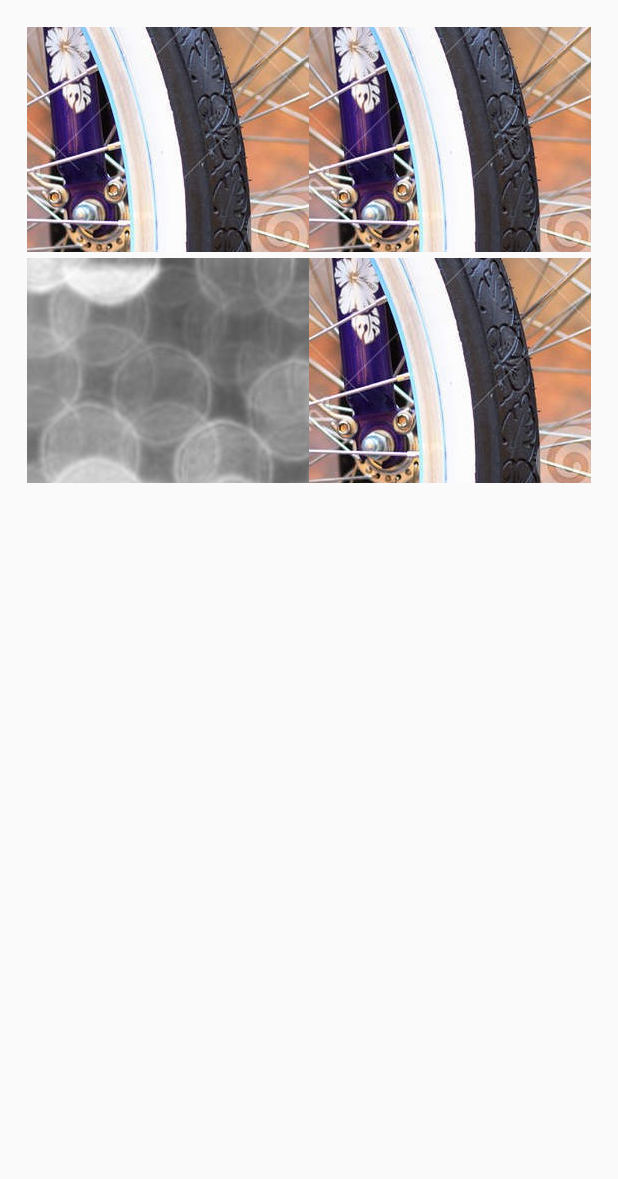
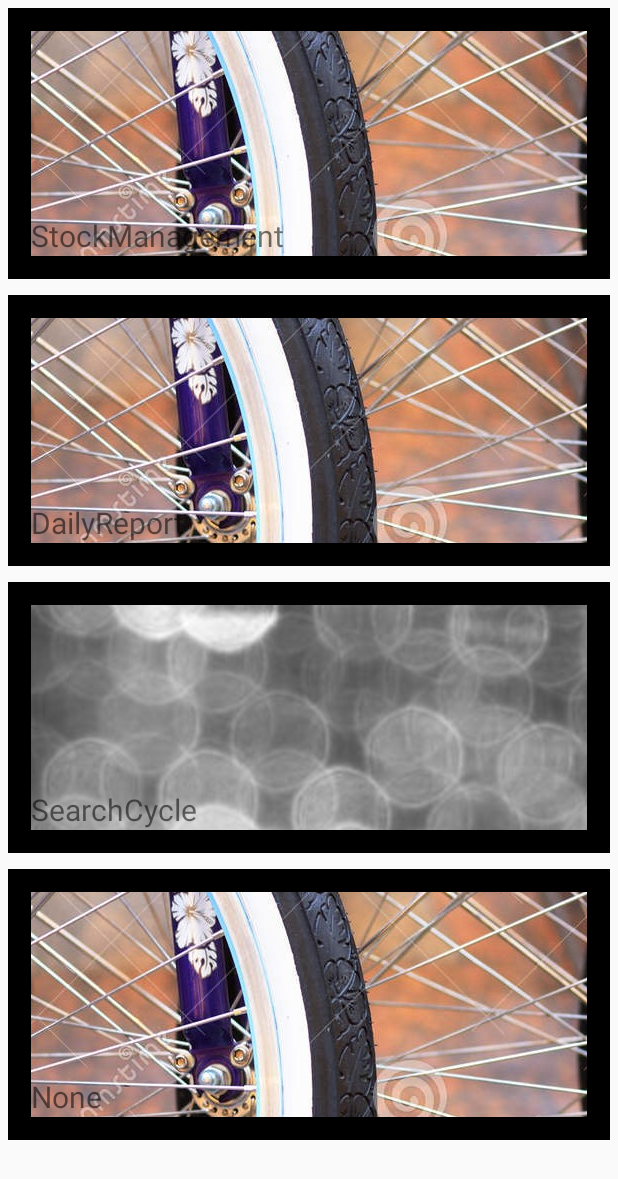
Before and after one commit to ketankk/KeshriSpares, an Android app: the screen it shows after launch (StartActivity), on a phone screen of 412 x 824 dp. Shown: the top 1179 px of the screen. Run offline under Robolectric (Android 15) with nearby library versions, the phone set to English and light mode, and no system bars; 1 statement that could not run was skipped.

```diff
--- a/Android-master/app/src/main/AndroidManifest.xml
+++ b/Android-master/app/src/main/AndroidManifest.xml
@@ -14,6 +14,8 @@
     <uses-permission android:name="android.permission.WRITE_EXTERNAL_STORAGE" />
     <uses-permission android:name="android.permission.READ_EXTERNAL_STORAGE" />
     <uses-permission android:name="android.permission.VIBRATE" />
+    <uses-permission android:name="android.permission.ACCESS_COARSE_LOCATION"/>
+    <uses-permission android:name="android.permission.ACCESS_FINE_LOCATION"/>
 
     <!-- To auto-complete the email text field in the login form with the user's emails -->
     <uses-permission android:name="android.permission.GET_ACCOUNTS" />
@@ -78,6 +80,10 @@
         <service android:name=".utils.StockManagementService" />
 
         <activity android:name=".activities.DisplayCyclesSearch"></activity>
+
+        <meta-data
+            android:name="com.google.android.maps.v2.API_KEY"
+            android:value="your_apikey" />
     </application>
 
 </manifest>
--- a/Android-master/app/src/main/java/kk/play/keshrispares/activities/CompanyDisplay.java
+++ b/Android-master/app/src/main/java/kk/play/keshrispares/activities/CompanyDisplay.java
@@ -18,16 +18,18 @@ import android.widget.SearchView;
 
 public class CompanyDisplay extends AppCompatActivity {
 
-	FragmentsController cycleAdapter;
-	ViewPager mViewPager;
+	private FragmentsController cycleAdapter;
+	private ViewPager mViewPager;
 
 	@Override
 	protected void onCreate(Bundle savedInstanceState) {
 		super.onCreate(savedInstanceState);
 		setContentView(R.layout.activity_main);
 
+
 		cycleAdapter = new FragmentsController(getSupportFragmentManager());
 		mViewPager = (ViewPager) findViewById(R.id.pager);
+
 		mViewPager.setAdapter(cycleAdapter);
 
 	}
--- a/Android-master/app/src/main/java/kk/play/keshrispares/controller/FragmentsController.java
+++ b/Android-master/app/src/main/java/kk/play/keshrispares/controller/FragmentsController.java
@@ -12,7 +12,7 @@ import android.support.v4.app.FragmentPagerAdapter;
 public class FragmentsController extends FragmentPagerAdapter {
 	private final static int noTabs = 4;
 
-	public FragmentsController(FragmentManager fm) {
+	public 	FragmentsController(FragmentManager fm) {
 		super(fm);
 	}
 
--- a/Android-master/app/src/main/java/kk/play/keshrispares/utils/PopupHandler.java
+++ b/Android-master/app/src/main/java/kk/play/keshrispares/utils/PopupHandler.java
@@ -5,6 +5,7 @@ import android.content.Context;
 import android.support.design.widget.CoordinatorLayout;
 import android.support.design.widget.Snackbar;
 import android.support.v4.view.ViewPager;
+import android.view.Gravity;
 import android.view.LayoutInflater;
 import android.view.View;
 import android.widget.Button;
@@ -55,7 +56,8 @@ public class PopupHandler {
                 popupWindow.setFocusable(true);
                 popupHeader = (TextView) popupQuantView
                         .findViewById(R.id.popupheader);
-                popupWindow.showAsDropDown(view, 150, 300);
+               // popupWindow.showAsDropDown(view, 150, 300);
+                popupWindow.showAtLocation(popupQuantView, Gravity.CENTER,0,0);
                 newQuantity = (EditText) popupQuantView
                         .findViewById(R.id.quantityUpdate);
                 TextView btnDismiss = (TextView) popupQuantView
--- a/Android-master/app/src/main/res/layout/activity_main.xml
+++ b/Android-master/app/src/main/res/layout/activity_main.xml
@@ -12,6 +12,7 @@
         android:layout_gravity="top"
         android:background="#E61616"
         android:textColor="#FFF"
+        android:layout_weight="1"
         android:paddingBottom="4dp"
         />
 
--- a/Android-master/app/src/main/res/layout/activity_start.xml
+++ b/Android-master/app/src/main/res/layout/activity_start.xml
@@ -5,15 +5,7 @@
     android:id="@+id/drawerlayout"
     >
 
-    <RelativeLayout android:layout_width="match_parent"
-        android:layout_height="match_parent"
-        android:paddingBottom="@dimen/activity_vertical_margin"
-        android:paddingLeft="@dimen/activity_horizontal_margin"
-        android:paddingRight="@dimen/activity_horizontal_margin"
-        android:paddingTop="@dimen/activity_vertical_margin"
-        tools:context="kk.play.keshrispares.StartActivity"
 
-        >
     <ScrollView
         android:layout_width="match_parent"
         android:layout_height="match_parent" >
@@ -24,88 +16,121 @@
 
             >
 
-                <LinearLayout
+            <RelativeLayout
                 android:id="@+id/layout1"
                 android:layout_width="match_parent"
-                    android:layout_height="match_parent"
-                    android:paddingBottom="2dp"
-                    android:paddingLeft="2dp"
-                    android:paddingRight="2dp"
-                    android:paddingTop="2dp" >
+                android:layout_height="wrap_content"
+                android:padding="15dp"
+                android:layout_margin="5dp"
+                android:background="#000"
+
+                >
 
                 <ImageButton
                     android:id="@+id/btn1"
-                        android:layout_width="10dp"
+                    android:layout_width="wrap_content"
                     android:layout_height="150dp"
-                        android:layout_weight="1"
-                        android:contentDescription="@string/cycle"
-                        android:fadingEdge="horizontal"
-                        android:paddingBottom="20dp"
+                    android:src="@drawable/cyclewheels"
+                    android:background="#000"
+                    android:padding="5dp"
+                    />
+                <TextView
 
-                        android:paddingLeft="40dp"
-                        android:paddingRight="20dp"
-                        android:paddingTop="20dp"
-                        android:src="@drawable/cyclewheels" />
+                    android:layout_width="wrap_content"
+                    android:layout_height="wrap_content"
+                    android:text="StockManagement"
+                    android:textSize="20sp"
+                    android:layout_alignParentBottom="true"
+                    android:layout_alignParentLeft="true"
+                    android:layout_centerHorizontal="true"
+                    />
+            </RelativeLayout>
 
+            <RelativeLayout
+                android:id="@+id/layout2"
+                android:layout_width="match_parent"
+                android:layout_height="wrap_content"
+                android:padding="15dp"
+                android:layout_margin="5dp"
+                android:background="#000"
+                android:layout_below="@+id/layout1">
                 <ImageButton
                     android:id="@+id/btn2"
-                        android:layout_width="10dp"
+                    android:layout_width="wrap_content"
                     android:layout_height="150dp"
-                        android:layout_weight="1"
-                        android:contentDescription="@string/cycle"
-                        android:fadingEdge="horizontal"
-                        android:paddingBottom="20dp"
-                        android:paddingLeft="50dp"
-                        android:paddingRight="20dp"
-                        android:paddingTop="20dp"
+                    android:background="#eee111"
                     android:src="@drawable/cyclewheels" />
-                </LinearLayout>
+                <TextView
+                    android:layout_width="wrap_content"
+                    android:layout_height="wrap_content"
+                    android:text="DailyReport"
+                    android:textSize="20sp"
+                    android:layout_alignParentBottom="true"
+                    android:layout_alignParentLeft="true"
+
+                    />
+            </RelativeLayout>
 
 
-                <LinearLayout
-                    android:id="@+id/layout2"
+            <RelativeLayout
+                android:id="@+id/layout3"
                 android:layout_width="match_parent"
                 android:layout_height="match_parent"
-                    android:paddingBottom="2dp"
-                    android:paddingLeft="2dp"
-                    android:paddingRight="2dp"
-                    android:paddingTop="2dp"
-                    android:layout_below="@id/layout1"
+                android:padding="15dp"
+                android:layout_margin="5dp"
+                android:background="#000"
+                android:layout_below="@id/layout2"
                 >
 
                 <ImageButton
                     android:id="@+id/btn3"
-                        android:layout_width="10dp"
+                    android:layout_width="wrap_content"
                     android:layout_height="150dp"
-                        android:layout_weight="1"
-                        android:contentDescription="@string/cycle"
-                        android:fadingEdge="horizontal"
-                        android:paddingBottom="20dp"
-                        android:paddingLeft="50dp"
-                        android:paddingRight="20dp"
-                        android:paddingTop="20dp"
+                    android:background="#000"
+                    android:padding="5dp"
                     android:src="@drawable/placeholder"/>
+                <TextView
+                    android:layout_width="wrap_content"
+                    android:layout_height="wrap_content"
+                    android:text="SearchCycle"
+                    android:textSize="20sp"
+                    android:layout_alignParentBottom="true"
+                    android:layout_alignParentLeft="true"
+
+                    />
+            </RelativeLayout>
+            <RelativeLayout
+                android:id="@+id/layout4"
+                android:layout_width="match_parent"
+                android:layout_height="match_parent"
+                android:padding="15dp"
+                android:layout_margin="5dp"
+                android:background="#000"
+                android:layout_below="@id/layout3"
+                >
+                <ImageButton
+                    android:id="@+id/btn4"
+                    android:layout_width="wrap_content"
+                    android:layout_height="150dp"
+                    android:src="@drawable/cyclewheels" />
+
+                <TextView
+                    android:layout_width="wrap_content"
+                    android:layout_height="wrap_content"
+                    android:text="None"
+                    android:textSize="20sp"
+                    android:layout_alignParentBottom="true"
+                    android:layout_alignParentLeft="true"
+
+                    />                    />
+            </RelativeLayout>
 
 
-                    <ImageButton
-                        android:id="@+id/btn4"
-                        android:layout_width="10dp"
-                        android:layout_height="150dp"
-                        android:layout_weight="1"
-                        android:contentDescription="@string/cycle"
-                        android:fadingEdge="horizontal"
-                        android:paddingBottom="20dp"
-                        android:paddingLeft="50dp"
-                        android:paddingRight="20dp"
-                        android:paddingTop="20dp"
-                        android:src="@drawable/cyclewheels" />
+        </RelativeLayout>
+
+    </ScrollView>
 
 
-                </LinearLayout>
-            </RelativeLayout>
-        </ScrollView>
-
-    </RelativeLayout>
 
     <ListView
         android:id="@+id/left_drawer"
@@ -115,5 +140,5 @@
         android:choiceMode="singleChoice"
         android:divider="@android:color/transparent"
         android:dividerHeight="0dp"
-        android:background="#111"/>
+        android:background="#fff"/>
 </android.support.v4.widget.DrawerLayout>
```
Also changed, not shown: Android-master/app/build.gradle (+11 -0 lines), Android-master/app/src/main/java/kk/play/keshrispares/activities/DailyReport.java (+118 -8 lines), Android-master/app/src/main/java/kk/play/keshrispares/activities/StartActivity.java (+39 -2 lines), Android-master/app/src/main/java/kk/play/keshrispares/adapters/CompaniesDBAdapter.java (added, +7 -0 lines), Android-master/app/src/main/java/kk/play/keshrispares/adapters/ModelsDBAdapter.java (added, +7 -0 lines), Android-master/app/src/main/java/kk/play/keshrispares/adapters/NavDrawerAdapter.java (added, +57 -0 lines), Android-master/app/src/main/java/kk/play/keshrispares/adapters/ReportAdapter.java (added, +36 -0 lines), Android-master/app/src/main/java/kk/play/keshrispares/entity/NavigationDrawerItem.java (added, +30 -0 lines), Android-master/app/src/main/java/kk/play/keshrispares/utils/CalendarUtil.java (+34 -5 lines), Android-master/app/src/main/res/layout/drawer_layout.xml (deleted, +0 -7 lines), Android-master/app/src/main/res/layout/navigation_drawer.xml (added, +66 -0 lines), Android-master/app/src/main/res/layout/report.xml (+10 -2 lines), Android-master/app/src/main/res/layout/reportlist.xml (+20 -0 lines), 42 other files. Lines whose indentation alone changed are shown as unchanged.
